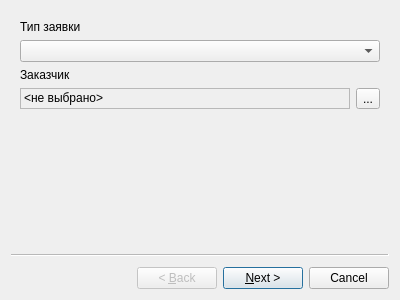
Before: the Qt Designer form ui/applications/application_wizard.ui in bakatrouble/elevators, drawn with Qt 5.
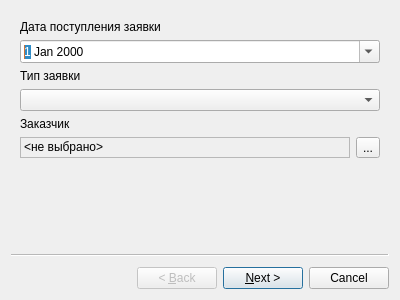
After: the same form once the commit is applied. Icons and pictures are not drawn.

Commit message: Application wizard ui finished (?)

```diff
--- a/ui/applications/application_wizard.ui
+++ b/ui/applications/application_wizard.ui
@@ -15,6 +15,20 @@
   </property>
   <widget class="QWizardPage" name="wizardPage1">
    <layout class="QVBoxLayout" name="verticalLayout">
+    <item>
+     <widget class="QLabel" name="label_3">
+      <property name="text">
+       <string>Дата поступления заявки</string>
+      </property>
+     </widget>
+    </item>
+    <item>
+     <widget class="QDateEdit" name="dateEdit">
+      <property name="calendarPopup">
+       <bool>true</bool>
+      </property>
+     </widget>
+    </item>
     <item>
      <widget class="QLabel" name="label">
       <property name="text">
```
Left out of the diff: 28 changed lines with no effect on the pictures. The commit also changes 8 other files.
